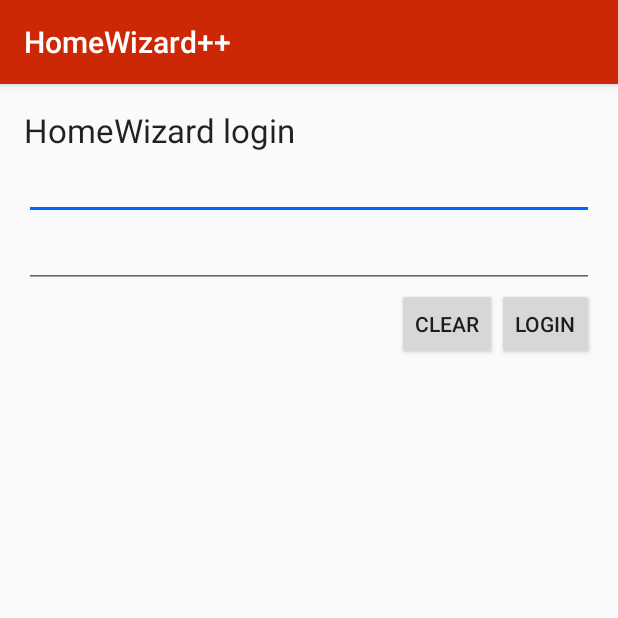
After one commit to b-kelder/HomeWizard-, an Android app: the Settings screen opened directly, with no data from a screen before it, on a phone screen of 412 x 824 dp, the top half of it. The commit adds this screen. Run offline under Robolectric (Android 15) with nearby library versions, the phone set to English and light mode, and no system bars; libraries missing offline, so code that uses them is left out: org.eclipse.paho; 1 statement that could not run was skipped.

Commit message:
Works now, yes

```diff
--- a/HomeWizard++/MQTT test app/app/src/main/java/idu/stenden/inf1i/homewizard/MqttController.java
+++ b/HomeWizard++/MQTT test app/app/src/main/java/idu/stenden/inf1i/homewizard/MqttController.java
@@ -12,6 +12,7 @@ import org.eclipse.paho.client.mqttv3.MqttException;
 import org.eclipse.paho.client.mqttv3.MqttMessage;
 
 import org.json.JSONArray;
+import org.json.JSONException;
 import org.json.JSONObject;
 
 import java.util.ArrayList;
@@ -55,6 +56,8 @@ public class MqttController {
         context = applicationContext;
     }
 
+
+
     public void connect(String broker, String clientId){
         client =  new MqttAndroidClient(context, broker, clientId);
 
@@ -75,8 +78,6 @@ public class MqttController {
                             for(MqttControllerMessageCallbackListener listener : messageListeners){
                                 listener.onMessageArrived(topic, message);
                             }
-
-
                         }
 
                         @Override
@@ -86,13 +87,10 @@ public class MqttController {
                     });
 
                     connectSucces = true;
-                    try {
-                        client.subscribe("HMWZRETURN/#", 0);
-                        client.subscribe("HMWZRETURN", 0);
-                        publish("HMWZ", "get-sensors");
-                    } catch (MqttException e) {
-                        e.printStackTrace();
-                    }
+                    subscribe("HYDRA/HMWZRETURN");
+                    subscribe("HYDRA/HMWZRETURN/#");
+                    subscribe("HYDRA/STATUS/results");
+                    publish("HYDRA/STATUS", "get-status");
                 }
 
                 @Override
@@ -114,8 +112,6 @@ public class MqttController {
         if(connectSucces){
             try {
                 client.publish(topic, message);
-                Toast toast = Toast.makeText(context, "MQTT message send", Toast.LENGTH_SHORT);
-                toast.show();
             } catch (MqttException e) {
                 e.printStackTrace();
             }
@@ -124,4 +120,12 @@ public class MqttController {
             toast.show();
         }
     }
+
+    public void subscribe(String topic){
+        try {
+            client.subscribe(topic, 0);
+        } catch (MqttException e) {
+            e.printStackTrace();
+        }
+    }
 }
--- /dev/null
+++ b/HomeWizard++/MQTT test app/app/src/main/java/idu/stenden/inf1i/homewizard/Settings.java
@@ -0,0 +1,148 @@
+package idu.stenden.inf1i.homewizard;
+
+import android.content.Context;
+import android.content.Intent;
+import android.support.design.widget.NavigationView;
+import android.support.v4.view.GravityCompat;
+import android.support.v4.widget.DrawerLayout;
+import android.support.v7.app.ActionBarDrawerToggle;
+import android.support.v7.app.AppCompatActivity;
+import android.os.Bundle;
+import android.support.v7.widget.Toolbar;
+import android.util.Log;
+import android.view.Menu;
+import android.view.MenuItem;
+import android.view.View;
+import android.widget.Button;
+import android.widget.EditText;
+import android.widget.Toast;
+
+import org.eclipse.paho.client.mqttv3.MqttMessage;
+import org.json.JSONArray;
+import org.json.JSONException;
+import org.json.JSONObject;
+
+import java.io.BufferedReader;
+import java.io.FileNotFoundException;
+import java.io.IOException;
+import java.io.InputStream;
+import java.io.InputStreamReader;
+import java.io.OutputStreamWriter;
+
+public class Settings extends AppCompatActivity{
+
+    //fields
+    private MqttController mqttController;
+    private String settings;
+    private String serial;
+
+    @Override
+    protected void onCreate(Bundle savedInstanceState) {
+        super.onCreate(savedInstanceState);
+        setContentView(R.layout.activity_settings);
+
+        //geef text velden aan.
+        final EditText emailField = (EditText) findViewById(R.id.emailField);
+        final EditText passwordField = (EditText) findViewById(R.id.passwordField);
+
+        settings = readFile();
+
+        try {
+            JSONObject settingsFile = new JSONObject(settings);
+            serial = settingsFile.getString("serial");
+            emailField.setText(settingsFile.getString("email"));
+            passwordField.setText(settingsFile.getString("password"));
+        } catch (JSONException e) {
+            e.printStackTrace();
+        }
+
+        //subscribe op topic
+        mqttController = MqttController.getInstance();
+        mqttController.subscribe("HYDRA/AUTH/results");
+
+        //set button functionaliteit
+        Button loginbutton = (Button) findViewById(R.id.loginButton);
+        loginbutton.setOnClickListener(new View.OnClickListener() {
+            public void onClick(View v) {
+                //publish email/password
+                mqttController.publish("HYDRA/AUTH", "{\"email\":\"" + emailField.getText().toString() + "\", \"password\":\"" + passwordField.getText().toString() + "\", \"type\":\"login\"}");
+            }
+        });
+
+        //set button functionaliteit
+        Button clearbutton = (Button) findViewById(R.id.clearBtn);
+        clearbutton.setOnClickListener(new View.OnClickListener() {
+            public void onClick(View v) {
+                writeFile("{\"email\":\"\", \"password\":\"\"}");
+                emailField.setText("");
+                passwordField.setText("");
+            }
+        });
+
+
+        //als er een bericht terug word ontvangen
+        mqttController.addMessageListener(new MqttControllerMessageCallbackListener() {
+            @Override
+            public void onMessageArrived(String topic, MqttMessage message) {
+
+                if (topic.equals("HYDRA/AUTH/results")) {
+                    //haal serial code uit json bericht
+                    JSONObject json = null;
+                    try {
+                        json = new JSONObject(message.toString());
+                        if (json.getString("status").equals("ok")) {
+                            String serial = json.getString("serial");
+                            writeFile("{\"email\":\"" + emailField.getText().toString() + "\", \"password\":\"" + passwordField.getText().toString() + "\", \"serial\":\"" + serial + "\"}");
+                        } else {
+                            Toast toast = Toast.makeText(getApplicationContext(), "Login failed", Toast.LENGTH_SHORT);
+                            toast.show();
+                        }
+                    } catch (JSONException e) {
+                        e.printStackTrace();
+                    }
+                }
+            }
+        });
+    }
+
+    public String getSerial(){
+        return serial;
+    }
+
+    private String readFile(){
+        String settings = "";
+        try {
+            InputStream inputStream = openFileInput("config.json");
+
+            if ( inputStream != null ) {
+                InputStreamReader inputStreamReader = new InputStreamReader(inputStream);
+                BufferedReader bufferedReader = new BufferedReader(inputStreamReader);
+                String receiveString = "";
+                StringBuilder stringBuilder = new StringBuilder();
+
+                while ( (receiveString = bufferedReader.readLine()) != null ) {
+                    stringBuilder.append(receiveString);
+                }
+
+                inputStream.close();
+                settings = stringBuilder.toString();
+            }
+        } catch (Exception e) {
+            e.printStackTrace();
+        }
+
+        return settings;
+    }
+
+    private void writeFile(String data){
+        //write login info naar een file
+        try {
+            OutputStreamWriter outputStreamWriter = new OutputStreamWriter(openFileOutput("config.json", Context.MODE_PRIVATE));
+            outputStreamWriter.write(data);
+            outputStreamWriter.close();
+        }
+        catch (Exception e) {
+            e.printStackTrace();
+        }
+    }
+}
--- /dev/null
+++ b/HomeWizard++/MQTT test app/app/src/main/res/layout/activity_settings.xml
@@ -0,0 +1,59 @@
+<?xml version="1.0" encoding="utf-8"?>
+<RelativeLayout xmlns:android="http://schemas.android.com/apk/res/android"
+    xmlns:tools="http://schemas.android.com/tools"
+    android:layout_width="match_parent"
+    android:layout_height="match_parent"
+    android:paddingBottom="@dimen/activity_vertical_margin"
+    android:paddingLeft="@dimen/activity_horizontal_margin"
+    android:paddingRight="@dimen/activity_horizontal_margin"
+    android:paddingTop="@dimen/activity_vertical_margin"
+    tools:context="idu.stenden.inf1i.homewizard.Settings">
+
+    <TextView
+        android:layout_width="wrap_content"
+        android:layout_height="wrap_content"
+        android:textAppearance="?android:attr/textAppearanceLarge"
+        android:text="HomeWizard login"
+        android:id="@+id/textView2"
+        android:layout_alignParentTop="true"
+        android:layout_alignParentStart="true" />
+
+    <EditText
+        android:layout_width="wrap_content"
+        android:layout_height="wrap_content"
+        android:inputType="textEmailAddress"
+        android:ems="10"
+        android:id="@+id/emailField"
+        android:layout_below="@+id/textView2"
+        android:layout_alignParentStart="true"
+        android:layout_alignParentEnd="true" />
+
+    <EditText
+        android:layout_width="wrap_content"
+        android:layout_height="wrap_content"
+        android:inputType="textPassword"
+        android:ems="10"
+        android:id="@+id/passwordField"
+        android:layout_below="@+id/emailField"
+        android:layout_alignParentStart="true"
+        android:layout_alignEnd="@+id/emailField" />
+
+    <Button
+        style="?android:attr/buttonStyleSmall"
+        android:layout_width="wrap_content"
+        android:layout_height="wrap_content"
+        android:text="Login"
+        android:id="@+id/loginButton"
+        android:layout_below="@+id/passwordField"
+        android:layout_alignEnd="@+id/passwordField" />
+
+    <Button
+        style="?android:attr/buttonStyleSmall"
+        android:layout_width="wrap_content"
+        android:layout_height="wrap_content"
+        android:text="Clear"
+        android:id="@+id/clearBtn"
+        android:layout_alignTop="@+id/loginButton"
+        android:layout_toStartOf="@+id/loginButton" />
+
+</RelativeLayout>
```
Also changed, not shown: HomeWizard++/MQTT test app/app/src/main/AndroidManifest.xml (+8 -8 lines), HomeWizard++/MQTT test app/app/src/main/java/idu/stenden/inf1i/homewizard/DeviceAdapter.java (+40 -6 lines), HomeWizard++/MQTT test app/app/src/main/java/idu/stenden/inf1i/homewizard/MainActivity.java (+67 -27 lines), HomeWizard++/MQTT test app/app/src/main/res/menu/activity_main_drawer.xml (+2 -27 lines), 1 other file.
